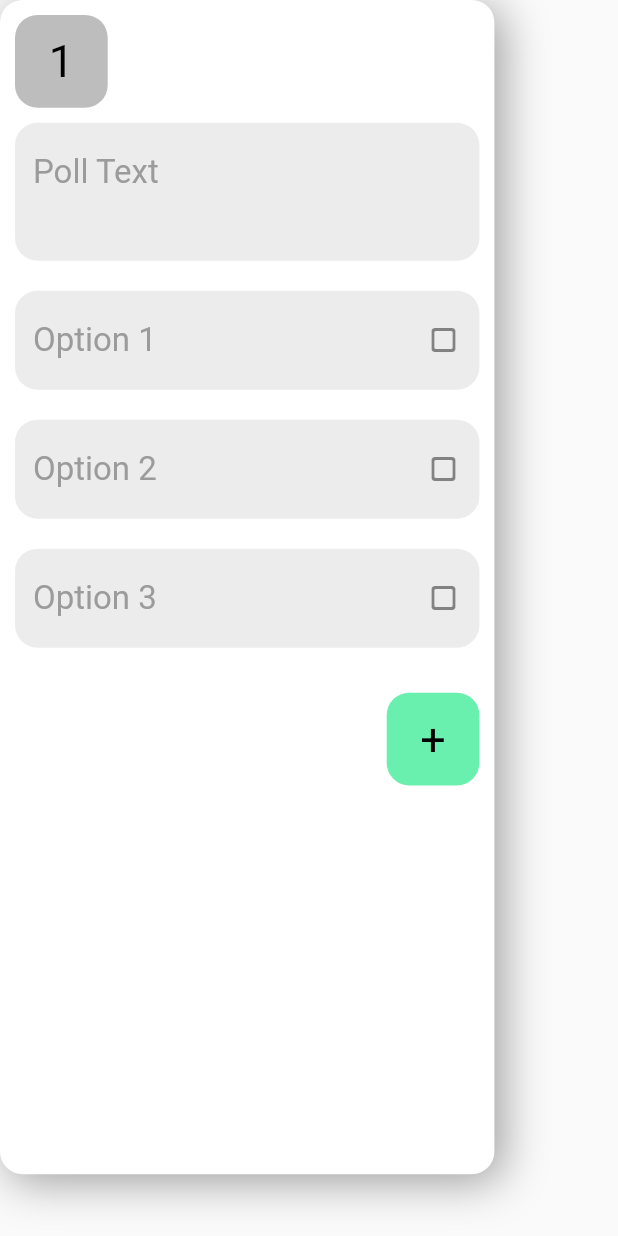
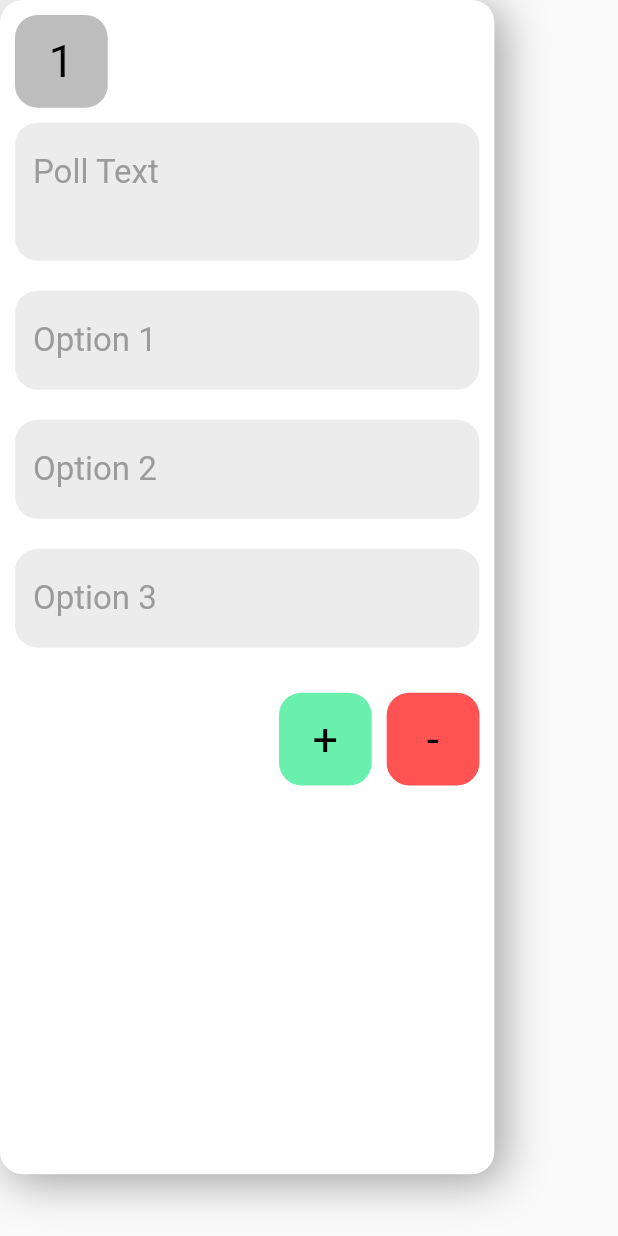
Before and after one commit to FEUP-ESOF-2020-21/open-cx-t6g3-its, a Flutter app: the PollCreateCard widget shown alone on an empty page, opened directly, after a tap on an icon or button, on a phone screen of 412 x 824 dp. Run offline on Flutter 3.47's test engine with Material 2 defaults, Android fonts, the phone set to English and light mode, and no system bars; our stand-ins replace cloud_firestore, firebase_auth, firebase_core, google_sign_in; missing offline and left inert: flutter_statusbarcolor; accounts and stored records are empty; network calls fail.

Commit message:
🚧 Dynamic questions UI

```diff
--- a/whowhat/lib/widgets/PollCreateCard.dart
+++ b/whowhat/lib/widgets/PollCreateCard.dart
@@ -1,14 +1,13 @@
 import 'package:flutter/material.dart';
 import 'package:whowhat/widgets/TextBox.dart';
 
-Widget Option(text) {
+Widget Option(id, text) {
   return Padding(
     padding: EdgeInsets.all(10),
     child: TextBox(
       placeholder: text,
       textInputType: TextInputType.text,
       obscureText: false,
-      radio: true,
       size: 1,
     ),
   );
@@ -58,22 +57,28 @@ class _MyPollCreateCardState extends State<PollCreateCard> {
 
   int numOptions = 2;
 
-  List<Widget> options = [
-    Option('Option 1'),
-    Option('Option 2'),
-  ];
+  List<Widget> options = [Option(1, 'Option 1'), Option(2, 'Option 2')];
 
   void _addOption() {
     setState(() {
       if (numOptions < 4) {
         numOptions++;
-        options.add(Option('Option ' + numOptions.toString()));
+        options.add(Option(numOptions, 'Option ' + numOptions.toString()));
       }
     });
   }
 
   List<Widget> _getOptions() {
     return options;
+  }
+
+  void _removeOption() {
+    setState(() {
+      if (numOptions > 2) {
+        options.removeLast();
+        numOptions--;
+      }
+    });
   }
 
   @override
@@ -127,6 +132,8 @@ class _MyPollCreateCardState extends State<PollCreateCard> {
                     children: [
                       SmallButton(
                           context, '+', Colors.greenAccent, () => _addOption()),
+                      SmallButton(context, '-', Colors.redAccent,
+                          () => _removeOption()),
                     ],
                   )),
             ],
--- a/whowhat/lib/widgets/TextBox.dart
+++ b/whowhat/lib/widgets/TextBox.dart
@@ -10,6 +10,7 @@ class TextBox extends StatelessWidget {
   final bool obscureText;
   final bool radio;
   final int size;
+  final Function onRemove;
 
   const TextBox(
       {Key key,
@@ -19,7 +20,8 @@ class TextBox extends StatelessWidget {
       this.textInputType,
       this.obscureText,
       this.size,
-      this.radio})
+      this.radio,
+      this.onRemove})
       : super(key: key);
 
   @override
@@ -66,8 +68,13 @@ class TextBox extends StatelessWidget {
           hintText: this.placeholder,
           suffixIcon: this.radio == true
               ? IconButton(
-                  icon: Icon(Icons.crop_square_rounded),
-                  onPressed: () {},
+                  icon: Icon(
+                    Icons.delete_forever_rounded,
+                    size: 30,
+                  ),
+                  onPressed: () {
+                    this.onRemove();
+                  },
                 )
               : null,
         ),
```
Also changed, not shown: whowhat/lib/pages/create_poll.dart (+7 -1 lines).
